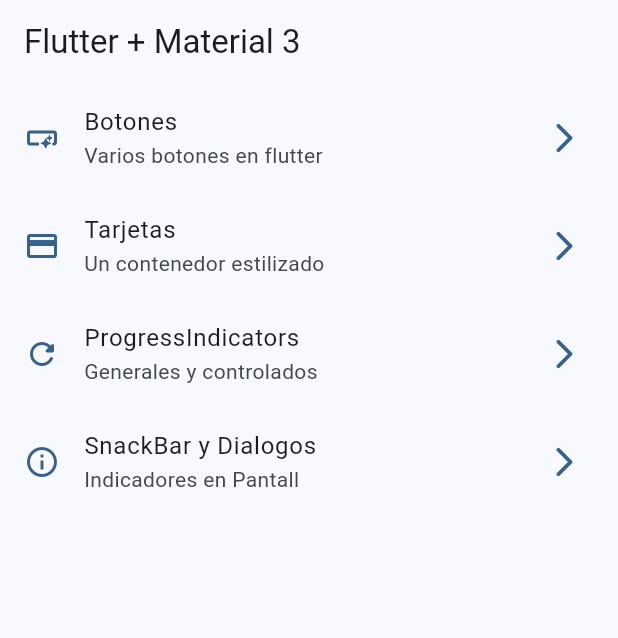
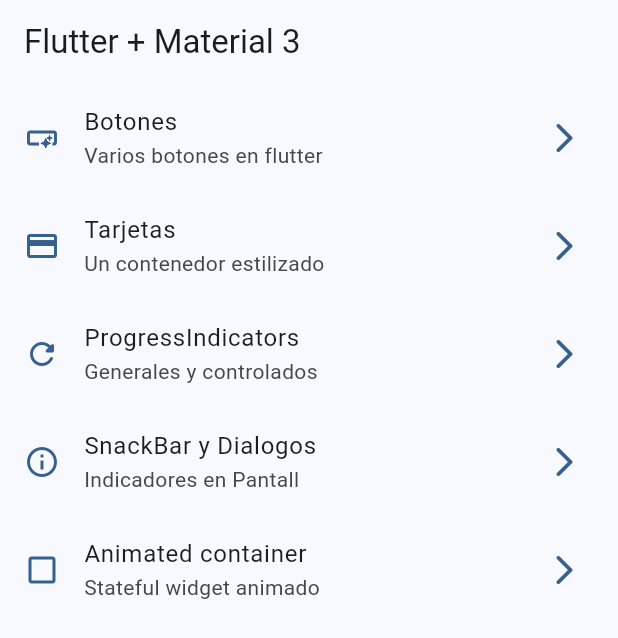
Before and after one commit to DaoCastro/widgets_app, a Flutter app: the screen it shows after launch, on a phone screen of 412 x 824 dp. Shown: the top 638 px of the screen. Run offline on Flutter 3.47's test engine with Material 3 defaults, Android fonts, the phone set to English and light mode, and no system bars; our stand-ins replace go_router.

Commit message:
creation Animated container screen and use animatecontainer

```diff
--- a/lib/config/menu/menu_items.dart
+++ b/lib/config/menu/menu_items.dart
@@ -35,4 +35,9 @@ const appMenuItem = <MenuItems>[
       subTitle: 'Indicadores en Pantall',
       link: '/snackbars',
       icon: Icons.info_outline),
+  MenuItems(
+      title: 'Animated container',
+      subTitle: 'Stateful widget animado',
+      link: '/animated',
+      icon: Icons.check_box_outline_blank_outlined),
 ];
--- a/lib/config/router/app_router.dart
+++ b/lib/config/router/app_router.dart
@@ -26,5 +26,10 @@ final appRouter = GoRouter(initialLocation: '/', routes: [
     path: '/snackbars',
     name: SnackBarScreen.name,
     builder: (context, state) => const SnackBarScreen(),
+  ),
+  GoRoute(
+    path: '/animated',
+    name: AnimatedScreen.name,
+    builder: (context, state) => const AnimatedScreen(),
   )
 ]);
```
Also changed, not shown: lib/presentation/screens/animated/animated_screen.dart (+19 -1 lines).
